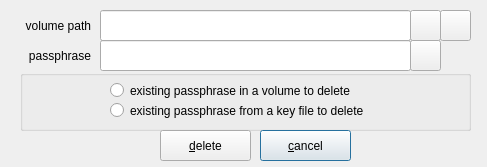
Qt form zuluCrypt-gui/luksdeletekey.ui (mhogomchungu/zuluCrypt) before a commit.
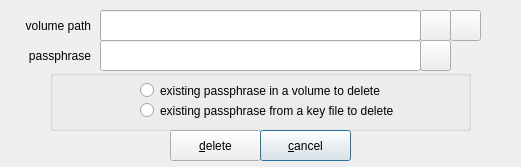
The same form after that commit.

Diff of the .ui file:
```diff
--- a/zuluCrypt-gui/luksdeletekey.ui
+++ b/zuluCrypt-gui/luksdeletekey.ui
@@ -9,7 +9,7 @@
    <rect>
     <x>0</x>
     <y>0</y>
-    <width>487</width>
+    <width>521</width>
     <height>167</height>
    </rect>
   </property>
@@ -24,7 +24,7 @@
     <rect>
      <x>100</x>
      <y>40</y>
-     <width>311</width>
+     <width>321</width>
      <height>31</height>
     </rect>
    </property>
@@ -32,9 +32,9 @@
   <widget class="QLabel" name="labelPassphrase">
    <property name="geometry">
     <rect>
-     <x>10</x>
+     <x>0</x>
      <y>40</y>
-     <width>81</width>
+     <width>91</width>
      <height>31</height>
     </rect>
    </property>
@@ -48,9 +48,9 @@
   <widget class="QGroupBox" name="groupBox">
    <property name="geometry">
     <rect>
-     <x>20</x>
+     <x>50</x>
      <y>70</y>
-     <width>451</width>
+     <width>421</width>
      <height>61</height>
     </rect>
    </property>
@@ -87,7 +87,7 @@
   <widget class="QPushButton" name="pushButtonOpenKeyFile">
    <property name="geometry">
     <rect>
-     <x>410</x>
+     <x>420</x>
      <y>40</y>
      <width>31</width>
      <height>31</height>
@@ -106,7 +106,7 @@
   <widget class="QPushButton" name="pushButtonDelete">
    <property name="geometry">
     <rect>
-     <x>160</x>
+     <x>170</x>
      <y>130</y>
      <width>91</width>
      <height>31</height>
@@ -143,7 +143,7 @@
     <rect>
      <x>100</x>
      <y>10</y>
-     <width>311</width>
+     <width>321</width>
      <height>31</height>
     </rect>
    </property>
@@ -151,9 +151,9 @@
   <widget class="QLabel" name="label">
    <property name="geometry">
     <rect>
-     <x>10</x>
+     <x>0</x>
      <y>10</y>
-     <width>81</width>
+     <width>91</width>
      <height>31</height>
     </rect>
    </property>
@@ -167,7 +167,7 @@
   <widget class="QPushButton" name="pushButtonOpenVolume">
    <property name="geometry">
     <rect>
-     <x>410</x>
+     <x>420</x>
      <y>10</y>
      <width>31</width>
      <height>31</height>
@@ -186,7 +186,7 @@
   <widget class="QPushButton" name="pushButtonOpenPartition">
    <property name="geometry">
     <rect>
-     <x>440</x>
+     <x>450</x>
      <y>10</y>
      <width>31</width>
      <height>31</height>
```
